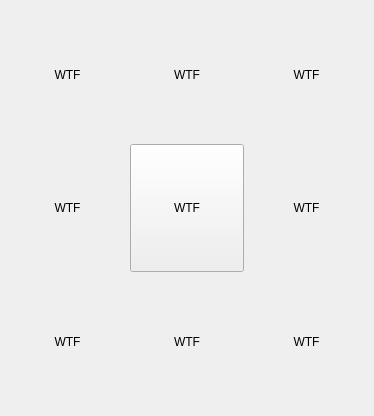
FlyingBlazer/WAC, file mainwindow.ui: the form before one commit.
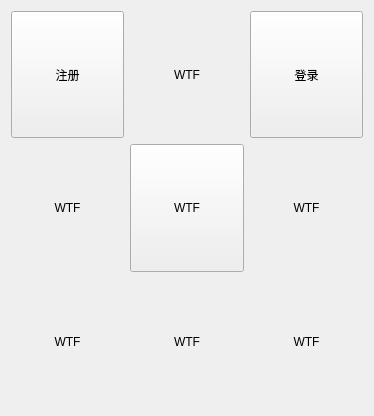
The form after the commit.

Commit message: 添加用户登录与注册功能后台部分代码

Patch:
```diff
--- a/mainwindow.ui
+++ b/mainwindow.ui
@@ -17,16 +17,6 @@
    <layout class="QHBoxLayout" name="horizontalLayout">
     <item>
      <layout class="QGridLayout" name="gridLayout">
-      <item row="0" column="0">
-       <widget class="QLabel" name="label_5">
-        <property name="text">
-         <string>WTF</string>
-        </property>
-        <property name="alignment">
-         <set>Qt::AlignCenter</set>
-        </property>
-       </widget>
-      </item>
       <item row="1" column="0">
        <widget class="QLabel" name="label_2">
         <property name="text">
@@ -70,16 +60,6 @@
         </property>
        </widget>
       </item>
-      <item row="0" column="2">
-       <widget class="QLabel" name="label_6">
-        <property name="text">
-         <string>WTF</string>
-        </property>
-        <property name="alignment">
-         <set>Qt::AlignCenter</set>
-        </property>
-       </widget>
-      </item>
       <item row="2" column="2">
        <widget class="QLabel" name="label_8">
         <property name="text">
@@ -110,6 +90,32 @@
         </property>
        </widget>
       </item>
+      <item row="0" column="0">
+       <widget class="QPushButton" name="pushButton_2">
+        <property name="sizePolicy">
+         <sizepolicy hsizetype="Minimum" vsizetype="Preferred">
+          <horstretch>0</horstretch>
+          <verstretch>0</verstretch>
+         </sizepolicy>
+        </property>
+        <property name="text">
+         <string>注册</string>
+        </property>
+       </widget>
+      </item>
+      <item row="0" column="2">
+       <widget class="QPushButton" name="pushButton_3">
+        <property name="sizePolicy">
+         <sizepolicy hsizetype="Minimum" vsizetype="Preferred">
+          <horstretch>0</horstretch>
+          <verstretch>0</verstretch>
+         </sizepolicy>
+        </property>
+        <property name="text">
+         <string>登录</string>
+        </property>
+       </widget>
+      </item>
      </layout>
     </item>
    </layout>
```
The commit also changes 20 other files.
